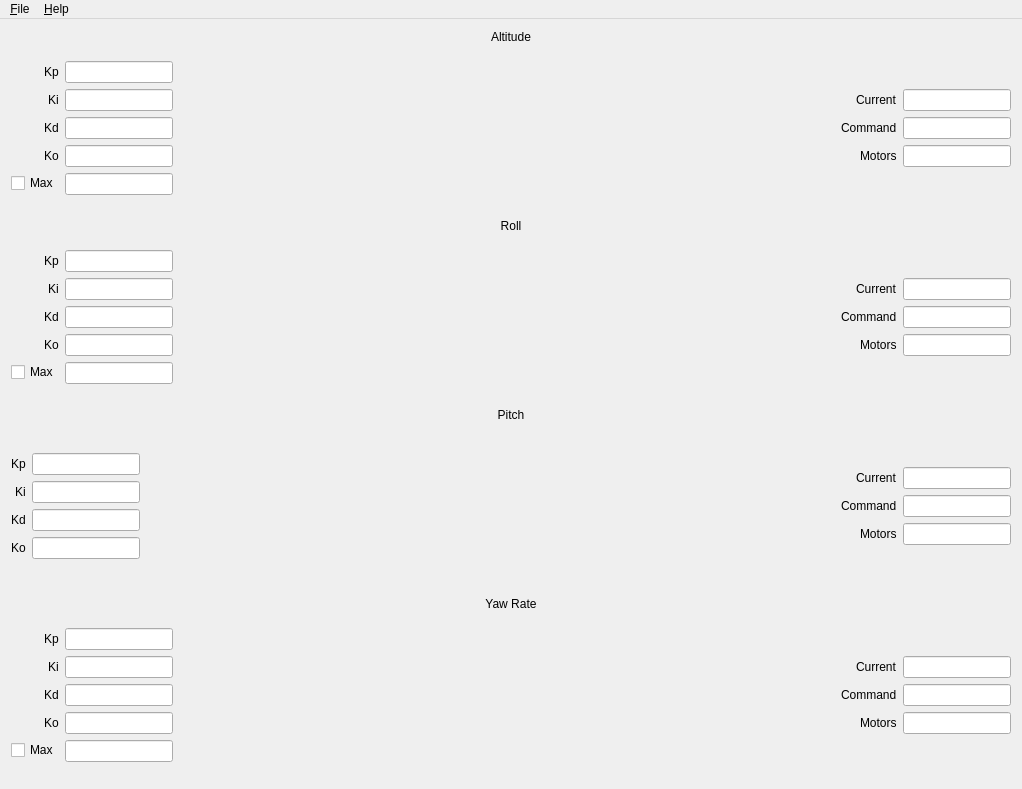
Qt form src/mainwindow.ui (cepr/hummingdroid-gcs-qt) before a commit.
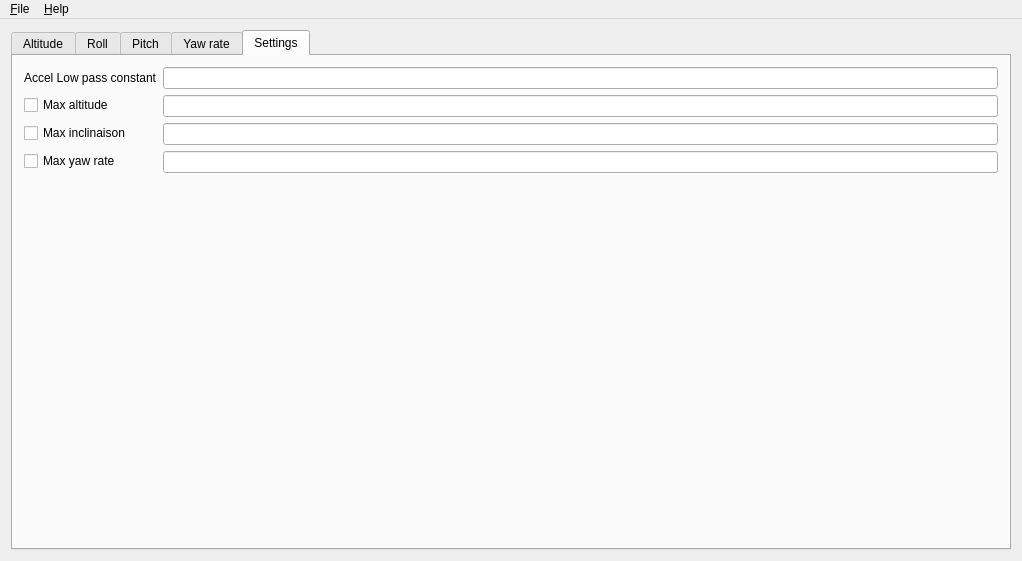
The same form after that commit. The open tabs and pages were chosen to show the change. Icons and pictures are not drawn. Custom widgets are drawn as their Qt base class.

Diff of the .ui file:
```diff
--- a/src/mainwindow.ui
+++ b/src/mainwindow.ui
@@ -7,9 +7,15 @@
     <x>0</x>
     <y>0</y>
     <width>1022</width>
-    <height>789</height>
+    <height>561</height>
    </rect>
   </property>
+  <property name="sizePolicy">
+   <sizepolicy hsizetype="Expanding" vsizetype="Expanding">
+    <horstretch>0</horstretch>
+    <verstretch>0</verstretch>
+   </sizepolicy>
+  </property>
   <property name="windowTitle">
    <string>MainWindow</string>
   </property>
@@ -17,6 +23,9 @@
    <iconset resource="resources.qrc">
     <normaloff>:/ic_launcher.png</normaloff>:/ic_launcher.png</iconset>
   </property>
+  <property name="tabShape">
+   <enum>QTabWidget::Rounded</enum>
+  </property>
   <widget class="QWidget" name="centralWidget">
    <property name="enabled">
     <bool>true</bool>
@@ -29,864 +38,92 @@
    </property>
    <layout class="QGridLayout" name="gridLayout">
     <item row="0" column="0">
-     <layout class="QVBoxLayout" name="verticalLayout" stretch="0,0,0,0,0,0,0,0,0,0,0">
-      <property name="spacing">
+     <widget class="QTabWidget" name="tabWidget">
+      <property name="currentIndex">
        <number>0</number>
       </property>
-      <property name="sizeConstraint">
-       <enum>QLayout::SetMaximumSize</enum>
-      </property>
-      <property name="leftMargin">
-       <number>0</number>
-      </property>
-      <property name="topMargin">
-       <number>0</number>
-      </property>
-      <property name="rightMargin">
-       <number>0</number>
-      </property>
-      <property name="bottomMargin">
-       <number>0</number>
-      </property>
-      <item>
-       <widget class="QLabel" name="altitude_label">
-        <property name="sizePolicy">
-         <sizepolicy hsizetype="Expanding" vsizetype="Fixed">
-          <horstretch>0</horstretch>
-          <verstretch>0</verstretch>
-         </sizepolicy>
-        </property>
-        <property name="layoutDirection">
-         <enum>Qt::LeftToRight</enum>
-        </property>
-        <property name="frameShape">
-         <enum>QFrame::NoFrame</enum>
-        </property>
-        <property name="text">
-         <string>Altitude</string>
-        </property>
-        <property name="alignment">
-         <set>Qt::AlignBottom|Qt::AlignHCenter</set>
-        </property>
-        <property name="margin">
-         <number>0</number>
-        </property>
-       </widget>
-      </item>
-      <item>
-       <layout class="QHBoxLayout" name="altitude_horizontal_layout">
-        <item>
-         <layout class="QFormLayout" name="altitude_calibration_form">
+      <widget class="ControllerAxisWidget" name="tab_altitude">
+       <attribute name="title">
+        <string>Altitude</string>
+       </attribute>
+       <layout class="QGridLayout" name="gridLayout_16"/>
+      </widget>
+      <widget class="ControllerAxisWidget" name="tab_roll">
+       <attribute name="title">
+        <string>Roll</string>
+       </attribute>
+       <layout class="QGridLayout" name="gridLayout_17"/>
+      </widget>
+      <widget class="ControllerAxisWidget" name="tab_pitch">
+       <attribute name="title">
+        <string>Pitch</string>
+       </attribute>
+       <layout class="QGridLayout" name="gridLayout_18"/>
+      </widget>
+      <widget class="ControllerAxisWidget" name="tab_yaw_rate">
+       <attribute name="title">
+        <string>Yaw rate</string>
+       </attribute>
+       <layout class="QGridLayout" name="gridLayout_19"/>
+      </widget>
+      <widget class="QWidget" name="tab_settings">
+       <attribute name="title">
+        <string>Settings</string>
+       </attribute>
+       <layout class="QGridLayout" name="gridLayout_20">
+        <item row="0" column="0">
+         <layout class="QFormLayout" name="sensor_config_form">
+          <property name="sizeConstraint">
+           <enum>QLayout::SetDefaultConstraint</enum>
+          </property>
           <property name="fieldGrowthPolicy">
            <enum>QFormLayout::AllNonFixedFieldsGrow</enum>
           </property>
-          <property name="labelAlignment">
-           <set>Qt::AlignRight|Qt::AlignTrailing|Qt::AlignVCenter</set>
-          </property>
-          <property name="formAlignment">
-           <set>Qt::AlignLeading|Qt::AlignLeft|Qt::AlignVCenter</set>
-          </property>
-          <item row="0" column="0">
-           <widget class="QLabel" name="altitude_kp_label">
-            <property name="text">
-             <string>Kp</string>
-            </property>
-           </widget>
-          </item>
-          <item row="0" column="1">
-           <widget class="QLineEdit" name="altitude_kp">
-            <property name="sizePolicy">
-             <sizepolicy hsizetype="Fixed" vsizetype="Fixed">
-              <horstretch>0</horstretch>
-              <verstretch>0</verstretch>
-             </sizepolicy>
-            </property>
-           </widget>
-          </item>
           <item row="1" column="0">
-           <widget class="QLabel" name="altitude_ki_label">
+           <widget class="QLabel" name="accel_low_pass_label">
             <property name="text">
-             <string>Ki</string>
+             <string>Accel Low pass constant</string>
             </property>
            </widget>
           </item>
           <item row="1" column="1">
-           <widget class="QLineEdit" name="altitude_ki">
-            <property name="sizePolicy">
-             <sizepolicy hsizetype="Fixed" vsizetype="Fixed">
-              <horstretch>0</horstretch>
-              <verstretch>0</verstretch>
-             </sizepolicy>
-            </property>
-           </widget>
+           <widget class="QLineEdit" name="accel_low_pass"/>
           </item>
           <item row="2" column="0">
-           <widget class="QLabel" name="altitude_kd_label">
-            <property name="text">
-             <string>Kd</string>
-            </property>
-           </widget>
-          </item>
-          <item row="2" column="1">
-           <widget class="QLineEdit" name="altitude_kd">
-            <property name="sizePolicy">
-             <sizepolicy hsizetype="Fixed" vsizetype="Fixed">
-              <horstretch>0</horstretch>
-              <verstretch>0</verstretch>
-             </sizepolicy>
-            </property>
-           </widget>
-          </item>
-          <item row="3" column="0">
-           <widget class="QLabel" name="altitude_ko_label">
-            <property name="text">
-             <string>Ko</string>
-            </property>
-           </widget>
-          </item>
-          <item row="3" column="1">
-           <widget class="QLineEdit" name="altitude_ko">
-            <property name="sizePolicy">
-             <sizepolicy hsizetype="Fixed" vsizetype="Fixed">
-              <horstretch>0</horstretch>
-              <verstretch>0</verstretch>
-             </sizepolicy>
-            </property>
-           </widget>
-          </item>
-          <item row="4" column="0">
            <widget class="QCheckBox" name="altitude_max_enabled">
             <property name="text">
-             <string>Max</string>
+             <string>Max altitude</string>
             </property>
            </widget>
           </item>
-          <item row="4" column="1">
-           <widget class="QLineEdit" name="altitude_max">
-            <property name="sizePolicy">
-             <sizepolicy hsizetype="Fixed" vsizetype="Fixed">
-              <horstretch>0</horstretch>
-              <verstretch>0</verstretch>
-             </sizepolicy>
-            </property>
-           </widget>
-          </item>
-         </layout>
-        </item>
-        <item>
-         <widget class="PlotArea" name="altitude_graph">
-          <property name="sizePolicy">
-           <sizepolicy hsizetype="Preferred" vsizetype="Preferred">
-            <horstretch>1</horstretch>
-            <verstretch>0</verstretch>
-           </sizepolicy>
-          </property>
-          <property name="text">
-           <string/>
-          </property>
-         </widget>
-        </item>
-        <item>
-         <layout class="QFormLayout" name="altitude_value_form">
-          <property name="fieldGrowthPolicy">
-           <enum>QFormLayout::AllNonFixedFieldsGrow</enum>
-          </property>
-          <property name="labelAlignment">
-           <set>Qt::AlignRight|Qt::AlignTrailing|Qt::AlignVCenter</set>
-          </property>
-          <property name="formAlignment">
-           <set>Qt::AlignLeading|Qt::AlignLeft|Qt::AlignVCenter</set>
-          </property>
-          <item row="0" column="0">
-           <widget class="QLabel" name="altitude_current_label">
-            <property name="frameShape">
-             <enum>QFrame::NoFrame</enum>
-            </property>
-            <property name="frameShadow">
-             <enum>QFrame::Plain</enum>
-            </property>
-            <property name="text">
-             <string>Current</string>
-            </property>
-           </widget>
-          </item>
-          <item row="0" column="1">
-           <widget class="QLineEdit" name="altitude_current">
-            <property name="sizePolicy">
-             <sizepolicy hsizetype="Fixed" vsizetype="Fixed">
-              <horstretch>0</horstretch>
-              <verstretch>0</verstretch>
-             </sizepolicy>
-            </property>
-           </widget>
-          </item>
-          <item row="1" column="0">
-           <widget class="QLabel" name="altitude_command_label">
-            <property name="text">
-             <string>Command</string>
-            </property>
-           </widget>
-          </item>
-          <item row="1" column="1">
-           <widget class="QLineEdit" name="altitude_command">
-            <property name="sizePolicy">
-             <sizepolicy hsizetype="Fixed" vsizetype="Fixed">
-              <horstretch>0</horstretch>
-              <verstretch>0</verstretch>
-             </sizepolicy>
-            </property>
-           </widget>
-          </item>
-          <item row="2" column="0">
-           <widget class="QLabel" name="altitude_motors_label">
-            <property name="text">
-             <string>Motors</string>
-            </property>
-           </widget>
-          </item>
           <item row="2" column="1">
-           <widget class="QLineEdit" name="altitude_motors">
-            <property name="sizePolicy">
-             <sizepolicy hsizetype="Fixed" vsizetype="Fixed">
-              <horstretch>0</horstretch>
-              <verstretch>0</verstretch>
-             </sizepolicy>
-            </property>
-           </widget>
+           <widget class="QLineEdit" name="altitude_max"/>
           </item>
-         </layout>
-        </item>
-       </layout>
-      </item>
-      <item>
-       <spacer name="verticalSpacer">
-        <property name="orientation">
-         <enum>Qt::Vertical</enum>
-        </property>
-        <property name="sizeType">
-         <enum>QSizePolicy::Fixed</enum>
-        </property>
-        <property name="sizeHint" stdset="0">
-         <size>
-          <width>0</width>
-          <height>8</height>
-         </size>
-        </property>
-       </spacer>
-      </item>
-      <item>
-       <widget class="QLabel" name="roll_label">
-        <property name="sizePolicy">
-         <sizepolicy hsizetype="Expanding" vsizetype="Fixed">
-          <horstretch>0</horstretch>
-          <verstretch>0</verstretch>
-         </sizepolicy>
-        </property>
-        <property name="frameShape">
-         <enum>QFrame::NoFrame</enum>
-        </property>
-        <property name="text">
-         <string>Roll</string>
-        </property>
-        <property name="alignment">
-         <set>Qt::AlignBottom|Qt::AlignHCenter</set>
-        </property>
-        <property name="margin">
-         <number>0</number>
-        </property>
-       </widget>
-      </item>
-      <item>
-       <layout class="QHBoxLayout" name="roll_horizontal_layout">
-        <property name="spacing">
-         <number>6</number>
-        </property>
-        <item>
-         <layout class="QFormLayout" name="roll_calibration_form">
-          <property name="fieldGrowthPolicy">
-           <enum>QFormLayout::AllNonFixedFieldsGrow</enum>
-          </property>
-          <property name="labelAlignment">
-           <set>Qt::AlignRight|Qt::AlignTrailing|Qt::AlignVCenter</set>
-          </property>
-          <property name="formAlignment">
-           <set>Qt::AlignLeading|Qt::AlignLeft|Qt::AlignVCenter</set>
-          </property>
-          <item row="0" column="0">
-           <widget class="QLabel" name="roll_kp_label">
-            <property name="text">
-             <string>Kp</string>
-            </property>
-           </widget>
-          </item>
-          <item row="0" column="1">
-           <widget class="QLineEdit" name="roll_kp">
-            <property name="sizePolicy">
-             <sizepolicy hsizetype="Fixed" vsizetype="Fixed">
-              <horstretch>0</horstretch>
-              <verstretch>0</verstretch>
-             </sizepolicy>
-            </property>
-           </widget>
-          </item>
-          <item row="1" column="0">
-           <widget class="QLabel" name="roll_ki_label">
-            <property name="text">
-             <string>Ki</string>
-            </property>
-           </widget>
-          </item>
-          <item row="1" column="1">
-           <widget class="QLineEdit" name="roll_ki">
-            <property name="sizePolicy">
-             <sizepolicy hsizetype="Fixed" vsizetype="Fixed">
-              <horstretch>0</horstretch>
-              <verstretch>0</verstretch>
-             </sizepolicy>
-            </property>
-           </widget>
-          </item>
-          <item row="2" column="0">
-           <widget class="QLabel" name="roll_kd_label">
-            <property name="text">
-             <string>Kd</string>
-            </property>
-           </widget>
-          </item>
-          <item row="2" column="1">
-           <widget class="QLineEdit" name="roll_kd">
-            <property name="sizePolicy">
-             <sizepolicy hsizetype="Fixed" vsizetype="Fixed">
-              <horstretch>0</horstretch>
-              <verstretch>0</verstretch>
-             </sizepolicy>
-            </property>
-           </widget>
-          </item>
           <item row="3" column="0">
-           <widget class="QLabel" name="roll_ko_label">
+           <widget class="QCheckBox" name="inclinaison_max_enabled">
             <property name="text">
-             <string>Ko</string>
+             <string>Max inclinaison</string>
             </property>
            </widget>
           </item>
           <item row="3" column="1">
-           <widget class="QLineEdit" name="roll_ko">
-            <property name="sizePolicy">
-             <sizepolicy hsizetype="Fixed" vsizetype="Fixed">
-              <horstretch>0</horstretch>
-              <verstretch>0</verstretch>
-             </sizepolicy>
-            </property>
-           </widget>
-          </item>
-          <item row="4" column="0">
-           <widget class="QCheckBox" name="roll_max_enabled">
-            <property name="text">
-             <string>Max</string>
-            </property>
-           </widget>
-          </item>
-          <item row="4" column="1">
-           <widget class="QLineEdit" name="roll_max">
-            <property name="sizePolicy">
-             <sizepolicy hsizetype="Fixed" vsizetype="Fixed">
-              <horstretch>0</horstretch>
-              <verstretch>0</verstretch>
-             </sizepolicy>
-            </property>
-           </widget>
-          </item>
-         </layout>
-        </item>
-        <item>
-         <widget class="PlotArea" name="roll_graph">
-          <property name="sizePolicy">
-           <sizepolicy hsizetype="Preferred" vsizetype="Preferred">
-            <horstretch>1</horstretch>
-            <verstretch>0</verstretch>
-           </sizepolicy>
-          </property>
-          <property name="text">
-           <string/>
-          </property>
-         </widget>
-        </item>
-        <item>
-         <layout class="QFormLayout" name="formLayout">
-          <property name="labelAlignment">
-           <set>Qt::AlignRight|Qt::AlignTrailing|Qt::AlignVCenter</set>
-          </property>
-          <property name="formAlignment">
-           <set>Qt::AlignLeading|Qt::AlignLeft|Qt::AlignVCenter</set>
-          </property>
-          <item row="0" column="0">
-           <widget class="QLabel" name="roll_current_label">
-            <property name="text">
-             <string>Current</string>
-            </property>
-           </widget>
-          </item>
-          <item row="1" column="0">
-           <widget class="QLabel" name="roll_command_label">
-            <property name="text">
-             <string>Command</string>
-            </property>
-           </widget>
-          </item>
-          <item row="0" column="1">
-           <widget class="QLineEdit" name="roll_current">
-            <property name="sizePolicy">
-             <sizepolicy hsizetype="Fixed" vsizetype="Fixed">
-              <horstretch>0</horstretch>
-              <verstretch>0</verstretch>
-             </sizepolicy>
-            </property>
-           </widget>
-          </item>
-          <item row="1" column="1">
-           <widget class="QLineEdit" name="roll_command">
-            <property name="sizePolicy">
-             <sizepolicy hsizetype="Fixed" vsizetype="Fixed">
-              <horstretch>0</horstretch>
-              <verstretch>0</verstretch>
-             </sizepolicy>
-            </property>
-           </widget>
-          </item>
-          <item row="2" column="0">
-           <widget class="QLabel" name="roll_motors_label">
-            <property name="text">
-             <string>Motors</string>
-            </property>
-           </widget>
-          </item>
-          <item row="2" column="1">
-           <widget class="QLineEdit" name="roll_motors">
-            <property name="sizePolicy">
-             <sizepolicy hsizetype="Fixed" vsizetype="Fixed">
-              <horstretch>0</horstretch>
-              <verstretch>0</verstretch>
-             </sizepolicy>
-            </property>
-           </widget>
-          </item>
-         </layout>
-        </item>
-       </layout>
-      </item>
-      <item>
-       <spacer name="verticalSpacer_2">
-        <property name="orientation">
-         <enum>Qt::Vertical</enum>
-        </property>
-        <property name="sizeType">
-         <enum>QSizePolicy::Fixed</enum>
-        </property>
-        <property name="sizeHint" stdset="0">
-         <size>
-          <width>0</width>
-          <height>8</height>
-         </size>
-        </property>
-       </spacer>
-      </item>
-      <item>
-       <widget class="QLabel" name="pitch_label">
-        <property name="sizePolicy">
-         <sizepolicy hsizetype="Expanding" vsizetype="Fixed">
-          <horstretch>0</horstretch>
-          <verstretch>0</verstretch>
-         </sizepolicy>
-        </property>
-        <property name="frameShape">
-         <enum>QFrame::NoFrame</enum>
-        </property>
-        <property name="text">
-         <string>Pitch</string>
-        </property>
-        <property name="alignment">
-         <set>Qt::AlignBottom|Qt::AlignHCenter</set>
-        </property>
-        <property name="margin">
-         <number>0</number>
-        </property>
-       </widget>
-      </item>
-      <item>
-       <layout class="QHBoxLayout" name="pitch_horizontal_layout">
-        <item>
-         <layout class="QFormLayout" name="pitch_calibration_form">
-          <property name="fieldGrowthPolicy">
-           <enum>QFormLayout::AllNonFixedFieldsGrow</enum>
-          </property>
-          <property name="labelAlignment">
-           <set>Qt::AlignRight|Qt::AlignTrailing|Qt::AlignVCenter</set>
-          </property>
-          <property name="formAlignment">
-           <set>Qt::AlignLeading|Qt::AlignLeft|Qt::AlignVCenter</set>
-          </property>
-          <item row="0" column="0">
-           <widget class="QLabel" name="pitch_kp_label">
-            <property name="text">
-             <string>Kp</string>
-            </property>
-           </widget>
-          </item>
-          <item row="0" column="1">
-           <widget class="QLineEdit" name="pitch_kp">
-            <property name="sizePolicy">
-             <sizepolicy hsizetype="Fixed" vsizetype="Fixed">
-              <horstretch>0</horstretch>
-              <verstretch>0</verstretch>
-             </sizepolicy>
-            </property>
-           </widget>
-          </item>
-          <item row="1" column="0">
-           <widget class="QLabel" name="pitch_ki_label">
-            <property name="text">
-             <string>Ki</string>
-            </property>
-           </widget>
-          </item>
-          <item row="1" column="1">
-           <widget class="QLineEdit" name="pitch_ki">
-            <property name="sizePolicy">
-             <sizepolicy hsizetype="Fixed" vsizetype="Fixed">
-              <horstretch>0</horstretch>
-              <verstretch>0</verstretch>
-             </sizepolicy>
-            </property>
-           </widget>
-          </item>
-          <item row="2" column="0">
-           <widget class="QLabel" name="pitch_kd_label">
-            <property name="text">
-             <string>Kd</string>
-            </property>
-           </widget>
-          </item>
-          <item row="2" column="1">
-           <widget class="QLineEdit" name="pitch_kd">
-            <property name="sizePolicy">
-             <sizepolicy hsizetype="Fixed" vsizetype="Fixed">
-              <horstretch>0</horstretch>
-              <verstretch>0</verstretch>
-             </sizepolicy>
-            </property>
-           </widget>
-          </item>
-          <item row="3" column="0">
-           <widget class="QLabel" name="pitch_ko_label">
-            <property name="text">
-             <string>Ko</string>
-            </property>
-           </widget>
-          </item>
-          <item row="3" column="1">
-           <widget class="QLineEdit" name="pitch_ko">
-            <property name="sizePolicy">
-             <sizepolicy hsizetype="Fixed" vsizetype="Fixed">
-              <horstretch>0</horstretch>
-              <verstretch>0</verstretch>
-             </sizepolicy>
-            </property>
-           </widget>
-          </item>
-         </layout>
-        </item>
-        <item>
-         <widget class="PlotArea" name="pitch_graph">
-          <property name="sizePolicy">
-           <sizepolicy hsizetype="Preferred" vsizetype="Preferred">
-            <horstretch>1</horstretch>
-            <verstretch>0</verstretch>
-           </sizepolicy>
-          </property>
-          <property name="text">
-           <string/>
-          </property>
-         </widget>
-        </item>
-        <item>
-         <layout class="QFormLayout" name="formLayout_2">
-          <property name="labelAlignment">
-           <set>Qt::AlignRight|Qt::AlignTrailing|Qt::AlignVCenter</set>
-          </property>
-          <property name="formAlignment">
-           <set>Qt::AlignLeading|Qt::AlignLeft|Qt::AlignVCenter</set>
-          </property>
-          <item row="0" column="0">
-           <widget class="QLabel" name="pitch_current_label">
-            <property name="text">
-             <string>Current</string>
-            </property>
-           </widget>
-          </item>
-          <item row="0" column="1">
-           <widget class="QLineEdit" name="pitch_current">
-            <property name="sizePolicy">
-             <sizepolicy hsizetype="Fixed" vsizetype="Fixed">
-              <horstretch>0</horstretch>
-              <verstretch>0</verstretch>
-             </sizepolicy>
-            </property>
-           </widget>
-          </item>
-          <item row="1" column="0">
-           <widget class="QLabel" name="pitch_command_label">
-            <property name="text">
-             <string>Command</string>
-            </property>
-           </widget>
-          </item>
-          <item row="1" column="1">
-           <widget class="QLineEdit" name="pitch_command">
-            <property name="sizePolicy">
-             <sizepolicy hsizetype="Fixed" vsizetype="Fixed">
-              <horstretch>0</horstretch>
-              <verstretch>0</verstretch>
-             </sizepolicy>
-            </property>
-           </widget>
-          </item>
-          <item row="2" column="0">
-           <widget class="QLabel" name="pitch_motors_label">
-            <property name="text">
-             <string>Motors</string>
-            </property>
-           </widget>
-          </item>
-          <item row="2" column="1">
-           <widget class="QLineEdit" name="pitch_motors">
-            <property name="sizePolicy">
-             <sizepolicy hsizetype="Fixed" vsizetype="Fixed">
-              <horstretch>0</horstretch>
-              <verstretch>0</verstretch>
-             </sizepolicy>
-            </property>
-           </widget>
-          </item>
-         </layout>
-        </item>
-       </layout>
-      </item>
-      <item>
-       <spacer name="verticalSpacer_3">
-        <property name="orientation">
-         <enum>Qt::Vertical</enum>
-        </property>
-        <property name="sizeType">
-         <enum>QSizePolicy::Fixed</enum>
-        </property>
-        <property name="sizeHint" stdset="0">
-         <size>
-          <width>0</width>
-          <height>8</height>
-         </size>
-        </property>
-       </spacer>
-      </item>
-      <item>
-       <widget class="QLabel" name="yaw_rate_label">
-        <property name="sizePolicy">
-         <sizepolicy hsizetype="Expanding" vsizetype="Fixed">
-          <horstretch>0</horstretch>
-          <verstretch>0</verstretch>
-         </sizepolicy>
-        </property>
-        <property name="frameShape">
-         <enum>QFrame::NoFrame</enum>
-        </property>
-        <property name="text">
-         <string>Yaw Rate</string>
-        </property>
-        <property name="alignment">
-         <set>Qt::AlignBottom|Qt::AlignHCenter</set>
-        </property>
-        <property name="margin">
-         <number>0</number>
-        </property>
-       </widget>
-      </item>
-      <item>
-       <layout class="QHBoxLayout" name="yaw_rate_horizontal_layout">
-        <item>
-         <layout class="QFormLayout" name="yaw_rate_calibration_form">
-          <property name="fieldGrowthPolicy">
-           <enum>QFormLayout::AllNonFixedFieldsGrow</enum>
-          </property>
-          <property name="labelAlignment">
-           <set>Qt::AlignRight|Qt::AlignTrailing|Qt::AlignVCenter</set>
-          </property>
-          <property name="formAlignment">
-           <set>Qt::AlignLeading|Qt::AlignLeft|Qt::AlignVCenter</set>
-          </property>
-          <item row="0" column="0">
-           <widget class="QLabel" name="yaw_rate_kp_label">
-            <property name="text">
-             <string>Kp</string>
-            </property>
-           </widget>
-          </item>
-          <item row="0" column="1">
-           <widget class="QLineEdit" name="yaw_rate_kp">
-            <property name="sizePolicy">
-             <sizepolicy hsizetype="Fixed" vsizetype="Fixed">
-              <horstretch>0</horstretch>
-              <verstretch>0</verstretch>
-             </sizepolicy>
-            </property>
-           </widget>
-          </item>
-          <item row="1" column="0">
-           <widget class="QLabel" name="yaw_rate_ki_label">
-            <property name="text">
-             <string>Ki</string>
-            </property>
-           </widget>
-          </item>
-          <item row="1" column="1">
-           <widget class="QLineEdit" name="yaw_rate_ki">
-            <property name="sizePolicy">
-             <sizepolicy hsizetype="Fixed" vsizetype="Fixed">
-              <horstretch>0</horstretch>
-              <verstretch>0</verstretch>
-             </sizepolicy>
-            </property>
-           </widget>
-          </item>
-          <item row="2" column="0">
-           <widget class="QLabel" name="yaw_rate_kd_label">
-            <property name="text">
-             <string>Kd</string>
-            </property>
-           </widget>
-          </item>
-          <item row="2" column="1">
-           <widget class="QLineEdit" name="yaw_rate_kd">
-            <property name="sizePolicy">
-             <sizepolicy hsizetype="Fixed" vsizetype="Fixed">
-              <horstretch>0</horstretch>
-              <verstretch>0</verstretch>
-             </sizepolicy>
-            </property>
-           </widget>
-          </item>
-          <item row="3" column="0">
-           <widget class="QLabel" name="yaw_rate_ko_label">
-            <property name="text">
-             <string>Ko</string>
-            </property>
-           </widget>
-          </item>
-          <item row="3" column="1">
-           <widget class="QLineEdit" name="yaw_rate_ko">
-            <property name="sizePolicy">
-             <sizepolicy hsizetype="Fixed" vsizetype="Fixed">
-              <horstretch>0</horstretch>
-              <verstretch>0</verstretch>
-             </sizepolicy>
-            </property>
-           </widget>
+           <widget class="QLineEdit" name="inclinaison_max"/>
           </item>
           <item row="4" column="0">
            <widget class="QCheckBox" name="yaw_rate_max_enabled">
             <property name="text">
-             <string>Max</string>
+             <string>Max yaw rate</string>
             </property>
            </widget>
           </item>
           <item row="4" column="1">
-           <widget class="QLineEdit" name="yaw_rate_max">
-            <property name="sizePolicy">
-             <sizepolicy hsizetype="Fixed" vsizetype="Fixed">
-              <horstretch>0</horstretch>
-              <verstretch>0</verstretch>
-             </sizepolicy>
-            </property>
-           </widget>
-          </item>
-         </layout>
-        </item>
-        <item>
-         <widget class="PlotArea" name="yaw_rate_graph">
-          <property name="sizePolicy">
-           <sizepolicy hsizetype="Preferred" vsizetype="Preferred">
-            <horstretch>1</horstretch>
-            <verstretch>0</verstretch>
-           </sizepolicy>
-          </property>
-          <property name="text">
-           <string/>
-          </property>
-         </widget>
-        </item>
-        <item>
-         <layout class="QFormLayout" name="formLayout_3">
-          <property name="labelAlignment">
-           <set>Qt::AlignRight|Qt::AlignTrailing|Qt::AlignVCenter</set>
-          </property>
-          <property name="formAlignment">
-           <set>Qt::AlignLeading|Qt::AlignLeft|Qt::AlignVCenter</set>
-          </property>
-          <item row="0" column="0">
-           <widget class="QLabel" name="yaw_rate_current_label">
-            <property name="text">
-             <string>Current</string>
-            </property>
-           </widget>
-          </item>
-          <item row="0" column="1">
-           <widget class="QLineEdit" name="yaw_rate_current">
-            <property name="sizePolicy">
-             <sizepolicy hsizetype="Fixed" vsizetype="Fixed">
-              <horstretch>0</horstretch>
-              <verstretch>0</verstretch>
-             </sizepolicy>
-            </property>
-           </widget>
-          </item>
-          <item row="1" column="0">
-           <widget class="QLabel" name="yaw_rate_command_label">
-            <property name="text">
-             <string>Command</string>
-            </property>
-           </widget>
-          </item>
-          <item row="1" column="1">
-           <widget class="QLineEdit" name="yaw_rate_command">
-            <property name="sizePolicy">
-             <sizepolicy hsizetype="Fixed" vsizetype="Fixed">
-              <horstretch>0</horstretch>
-              <verstretch>0</verstretch>
-             </sizepolicy>
-            </property>
-           </widget>
-          </item>
-          <item row="2" column="0">
-           <widget class="QLabel" name="yaw_rate_motors_label">
-            <property name="text">
-             <string>Motors</string>
-            </property>
-           </widget>
-          </item>
-          <item row="2" column="1">
-           <widget class="QLineEdit" name="yaw_rate_motors">
-            <property name="sizePolicy">
-             <sizepolicy hsizetype="Fixed" vsizetype="Fixed">
-              <horstretch>0</horstretch>
-              <verstretch>0</verstretch>
-             </sizepolicy>
-            </property>
-           </widget>
+           <widget class="QLineEdit" name="yaw_rate_max"/>
           </item>
          </layout>
         </item>
        </layout>
-      </item>
-     </layout>
+      </widget>
+     </widget>
     </item>
    </layout>
   </widget>
@@ -954,9 +191,10 @@
  <layoutdefault spacing="6" margin="11"/>
  <customwidgets>
   <customwidget>
-   <class>PlotArea</class>
-   <extends>QLabel</extends>
-   <header>plotarea.h</header>
+   <class>ControllerAxisWidget</class>
+   <extends>QWidget</extends>
+   <header>controlleraxiswidget.h</header>
+   <container>1</container>
   </customwidget>
  </customwidgets>
  <tabstops>
```
Left out of the diff: 43 changed lines with no effect on the pictures.
